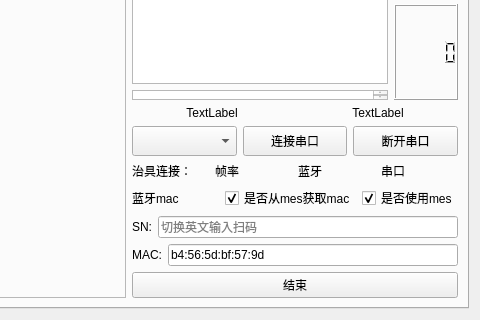
This is work_station/pressure/pressuresensorform.ui in yuhuang163/test as Qt 5 draws it before an edit; both pictures show x 170 to 650 and y 212 to 532 of the 650 by 532 pixel window. The edited form follows.
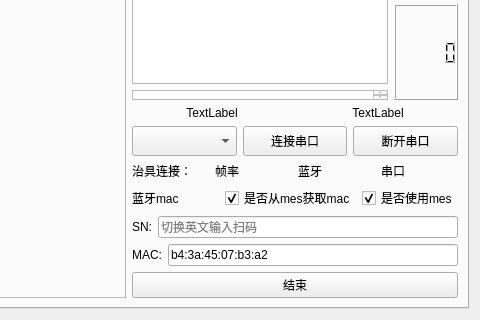
This is the edited form.

Patch:
```diff
--- a/work_station/pressure/pressuresensorform.ui
+++ b/work_station/pressure/pressuresensorform.ui
@@ -430,7 +430,7 @@
                   </size>
                  </property>
                  <property name="text">
-                  <string>b4:56:5d:bf:57:9d</string>
+                  <string>b4:3a:45:07:b3:a2</string>
                  </property>
                  <property name="placeholderText">
                   <string>切换英文输入扫码</string>
```
